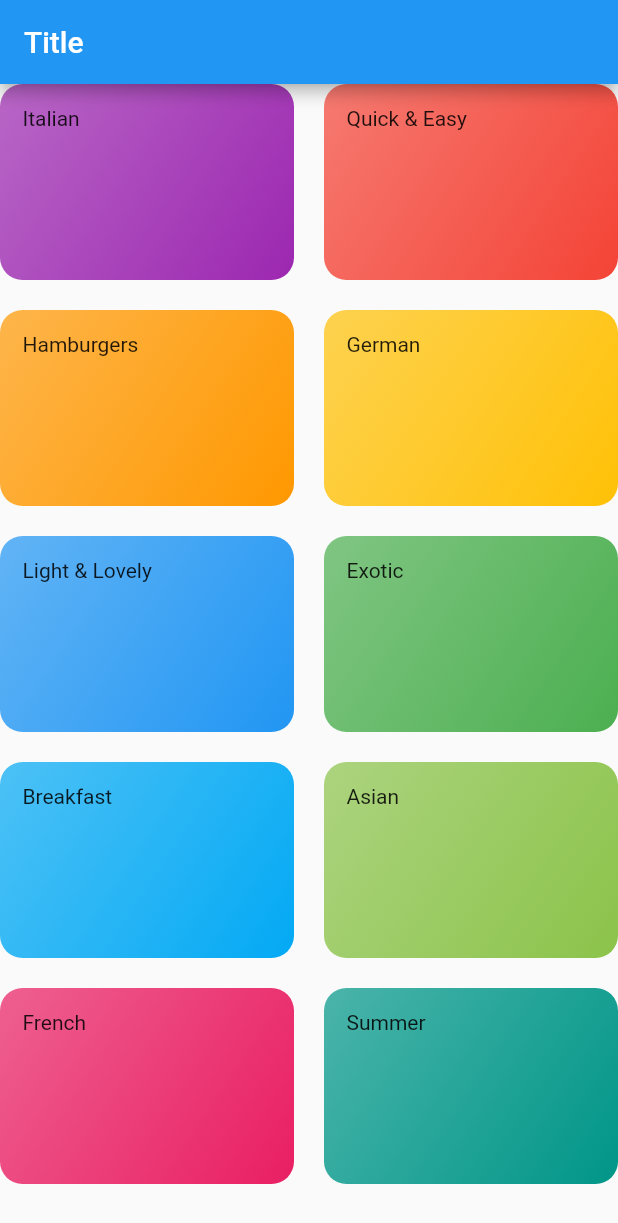
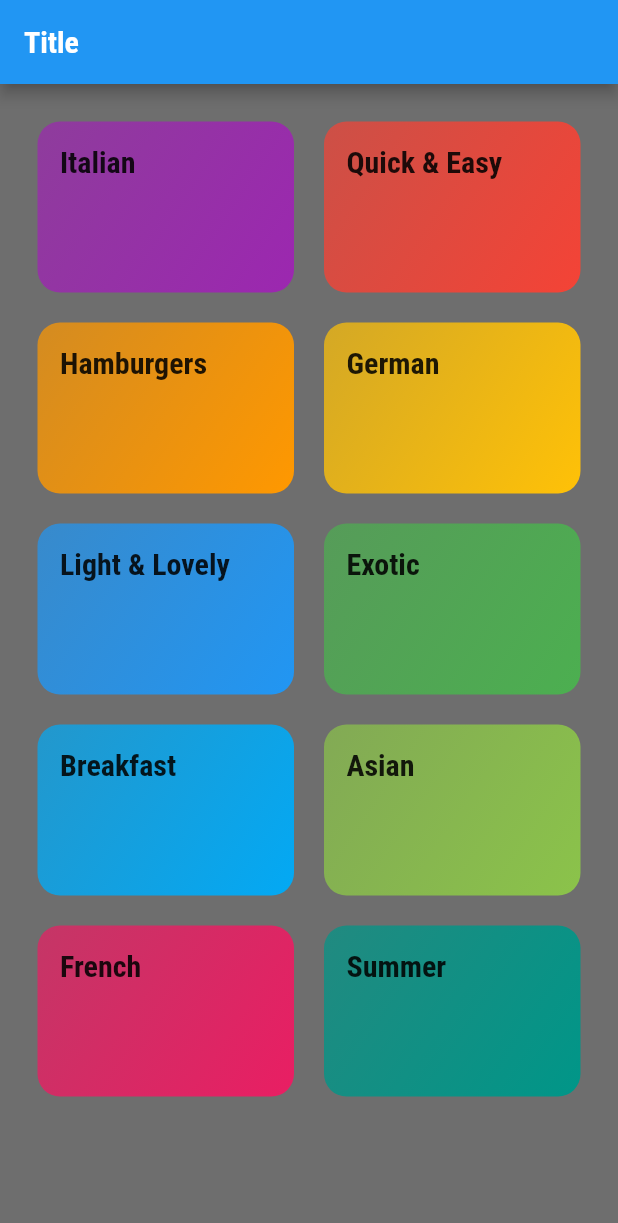
Before and after one commit to K-Mose/Flutter, a Flutter app: the screen it shows after launch, on a phone screen of 412 x 824 dp. Shown: the top 1223 px of the screen. Run offline on Flutter 3.47's test engine with Material 2 defaults, Android fonts, the phone set to English and light mode, and no system bars.

Commit message:
Styling & Theming

```diff
--- a/lib/categories_screen.dart
+++ b/lib/categories_screen.dart
@@ -13,9 +13,10 @@ class CategoriesScreen extends StatelessWidget {
         title: const Text("Title"),
       ),
       body: GridView(
+        padding: const EdgeInsets.all(25),
         gridDelegate: const SliverGridDelegateWithMaxCrossAxisExtent(
           maxCrossAxisExtent: 200,
-          childAspectRatio: 3/2,
+          childAspectRatio:  3/2,
           crossAxisSpacing: 20,
           mainAxisSpacing: 20
         ),
--- a/lib/category_item.dart
+++ b/lib/category_item.dart
@@ -10,7 +10,6 @@ class CategoryItem extends StatelessWidget {
   Widget build(BuildContext context) {
     return Container(
       padding: const EdgeInsets.all(15),
-      child: Text(title),
       decoration: BoxDecoration(
         gradient: LinearGradient(
           colors: [
@@ -22,7 +21,11 @@ class CategoryItem extends StatelessWidget {
           end: Alignment.bottomRight
         ),
         borderRadius: BorderRadius.circular(15)
-      )
+      ),
+      child: Text(
+        title,
+        style: Theme.of(context).textTheme.titleLarge,
+      ),
     );
   }
 }
--- a/lib/main.dart
+++ b/lib/main.dart
@@ -12,10 +12,34 @@ class MyApp extends StatelessWidget {
   // This widget is the root of your application.
   @override
   Widget build(BuildContext context) {
+    final ThemeData theme = ThemeData(
+      primarySwatch: Colors.yellow,
+      canvasColor: const Color.fromRGBO(110, 110, 110, 1),
+      fontFamily: 'Raleway',
+      textTheme: ThemeData.light().textTheme.copyWith(
+        bodyLarge: const TextStyle(
+          color: Color.fromRGBO(20, 51, 51, 1)
+        ),
+        bodyMedium: const TextStyle(
+          color: Color.fromRGBO(20, 51, 51, 1)
+        ),
+        bodySmall: const TextStyle(
+          color: Color.fromRGBO(20, 51, 51, 1)
+        ),
+        titleLarge:const TextStyle(
+          fontSize: 20,
+          fontFamily: 'RobotoCondensed',
+          fontWeight: FontWeight.bold
+        ),
+      )
+    );
+
     return MaterialApp(
       title: 'Meals App',
-      theme: ThemeData(
-        primarySwatch: Colors.blue,
+      theme: theme.copyWith(
+        colorScheme: Theme.of(context).colorScheme.copyWith(
+          secondary: Colors.amber,
+        ),
       ),
       home: const CategoriesScreen(),
     );
```
Also changed, not shown: pubspec.yaml (+17 -6 lines), assets/fonts/Raleway-Black.ttf (added), assets/fonts/Raleway-Bold.ttf (added), assets/fonts/Raleway-Regular.ttf (added), assets/fonts/RobotoCondensed-Bold.ttf (added), assets/fonts/RobotoCondensed-Italic.ttf (added), assets/fonts/RobotoCondensed-Light.ttf (added), assets/fonts/RobotoCondensed-Regular.ttf (added).
